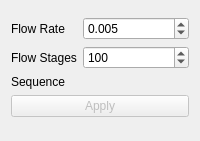
Above: CMCF/Resources/UI/CMCF.ui from allemangD/cmcf before the change. Below: the same form after it.
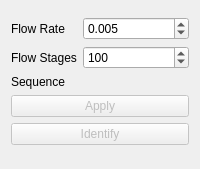
That is the form after the change. Custom widgets are drawn as their Qt base class.

```diff
--- a/CMCF/Resources/UI/CMCF.ui
+++ b/CMCF/Resources/UI/CMCF.ui
@@ -115,6 +115,20 @@
       </item>
 
       <item row="5" column="0" colspan="2">
+        <widget class="QPushButton" name="btnIdentify">
+          <property name="enabled">
+            <bool>false</bool>
+          </property>
+          <property name="toolTip">
+            <string>Analyze parabolic curves and identify protrusions.</string>
+          </property>
+          <property name="text">
+            <string>Identify</string>
+          </property>
+        </widget>
+      </item>
+
+      <item row="6" column="0" colspan="2">
         <spacer name="verticalSpacer">
           <property name="orientation">
             <enum>Qt::Vertical</enum>
```
